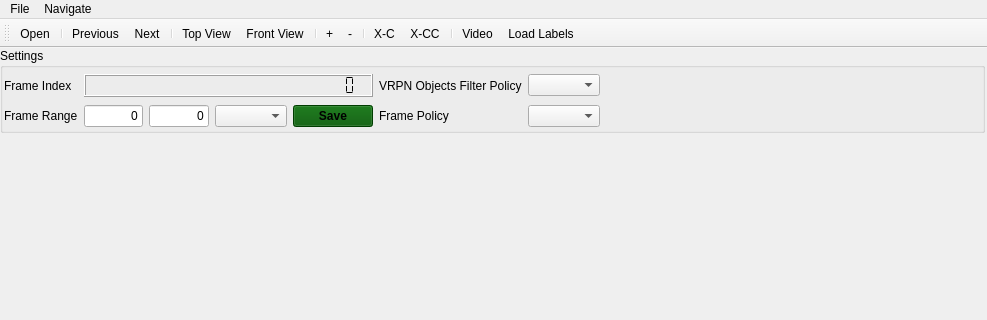
hcilab-uic/ipme, file tools/workbench/visualization_window.ui: the form before one commit; both pictures show x 0 to 987 and y 0 to 320 of the 987 by 739 pixel window.
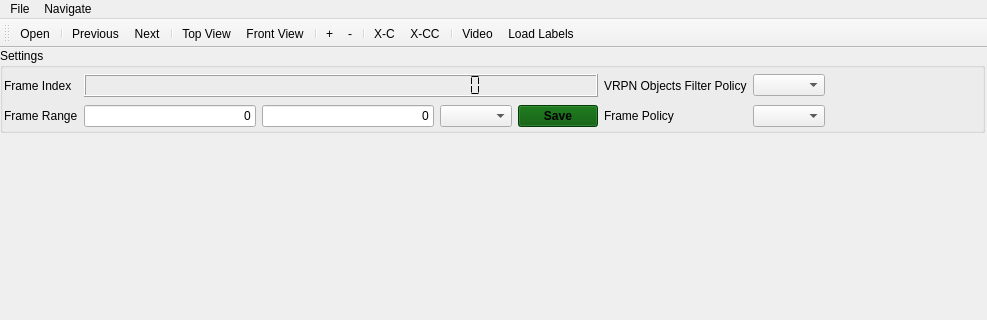
The form after the commit.

What changed in the file:
```diff
--- a/tools/workbench/visualization_window.ui
+++ b/tools/workbench/visualization_window.ui
@@ -42,7 +42,7 @@
       <rect>
        <x>4</x>
        <y>24</y>
-       <width>596</width>
+       <width>821</width>
        <height>59</height>
       </rect>
      </property>
```
